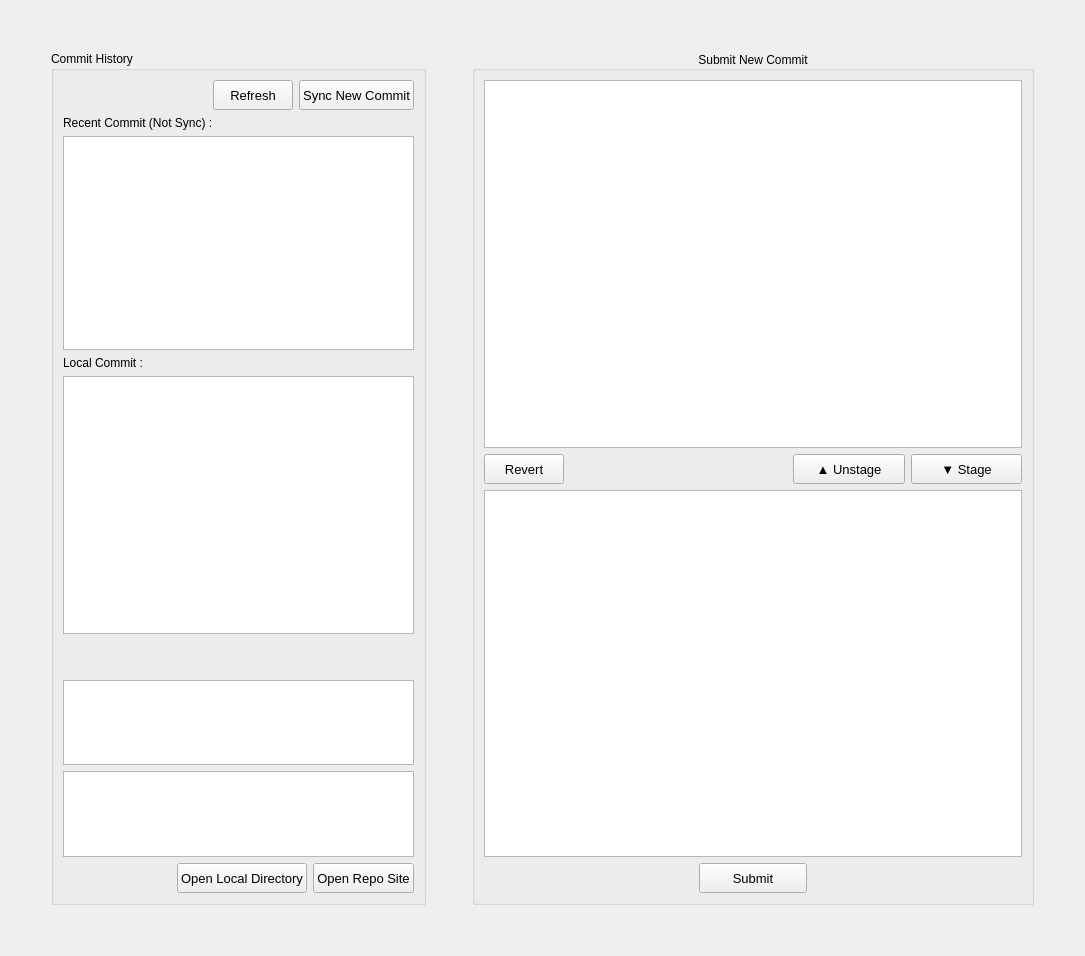
tonmaiart/UkoreHub, file plugins/core/submit/submit_section.ui: the form before one commit.
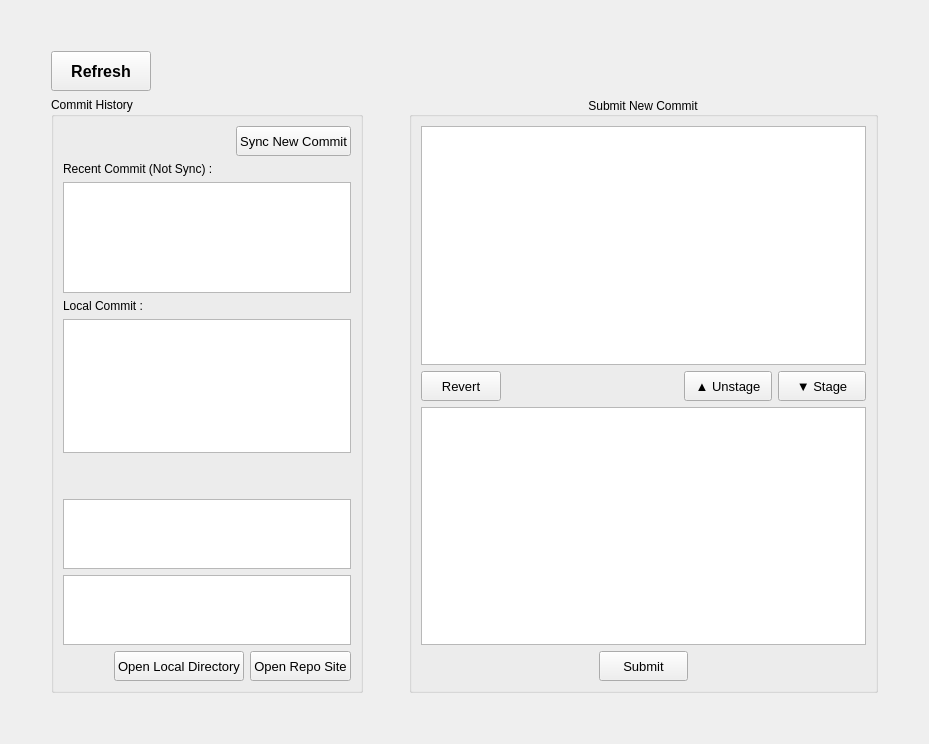
The form after the commit.

Commit message: Sync from main @ d372756: Fast commit: 2026-08-23 15:48

Patch:
```diff
--- a/plugins/core/submit/submit_section.ui
+++ b/plugins/core/submit/submit_section.ui
@@ -6,8 +6,8 @@
    <rect>
     <x>0</x>
     <y>0</y>
-    <width>1085</width>
-    <height>956</height>
+    <width>929</width>
+    <height>744</height>
    </rect>
   </property>
   <property name="windowTitle">
@@ -30,6 +30,45 @@
        <number>40</number>
       </property>
       <item row="0" column="0">
+       <layout class="QVBoxLayout" name="verticalLayout">
+        <item>
+         <layout class="QHBoxLayout" name="horizontalLayout">
+          <item>
+           <widget class="QPushButton" name="pushButton_refresh_status">
+            <property name="minimumSize">
+             <size>
+              <width>100</width>
+              <height>40</height>
+             </size>
+            </property>
+            <property name="font">
+             <font>
+              <pointsize>12</pointsize>
+              <weight>75</weight>
+              <bold>true</bold>
+             </font>
+            </property>
+            <property name="text">
+             <string>Refresh</string>
+            </property>
+           </widget>
+          </item>
+          <item>
+           <spacer name="horizontalSpacer_6">
+            <property name="orientation">
+             <enum>Qt::Horizontal</enum>
+            </property>
+            <property name="sizeHint" stdset="0">
+             <size>
+              <width>40</width>
+              <height>20</height>
+             </size>
+            </property>
+           </spacer>
+          </item>
+         </layout>
+        </item>
+        <item>
        <layout class="QHBoxLayout" name="horizontalLayout_6" stretch="4,0,6">
         <item>
          <widget class="QGroupBox" name="groupBox">
@@ -128,24 +167,6 @@
                </property>
               </spacer>
              </item>
-             <item>
-              <widget class="QPushButton" name="pushButton_refresh_status">
-               <property name="minimumSize">
-                <size>
-                 <width>0</width>
-                 <height>30</height>
-                </size>
-               </property>
-               <property name="font">
-                <font>
-                 <pointsize>10</pointsize>
-                </font>
-               </property>
-               <property name="text">
-                <string>Refresh</string>
-               </property>
-              </widget>
-             </item>
              <item>
               <widget class="QPushButton" name="pushButton_sync">
                <property name="minimumSize">
@@ -377,6 +398,8 @@
            </item>
           </layout>
          </widget>
+          </item>
+         </layout>
         </item>
        </layout>
       </item>
```
Lines whose indentation alone changed are shown as unchanged.
